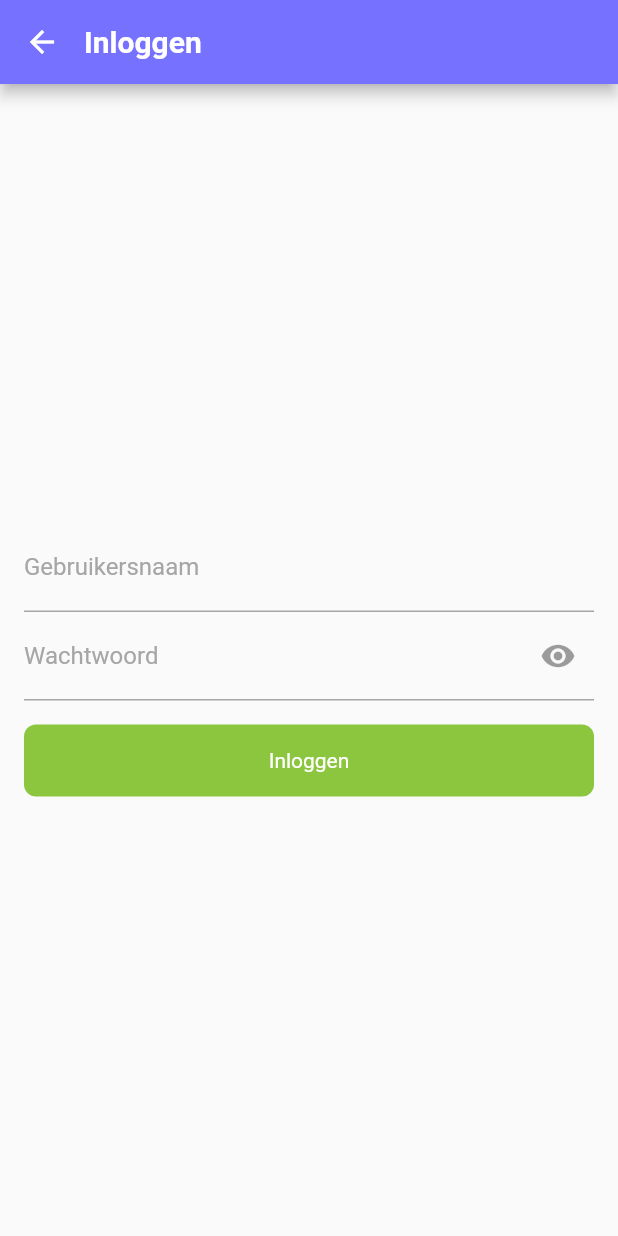
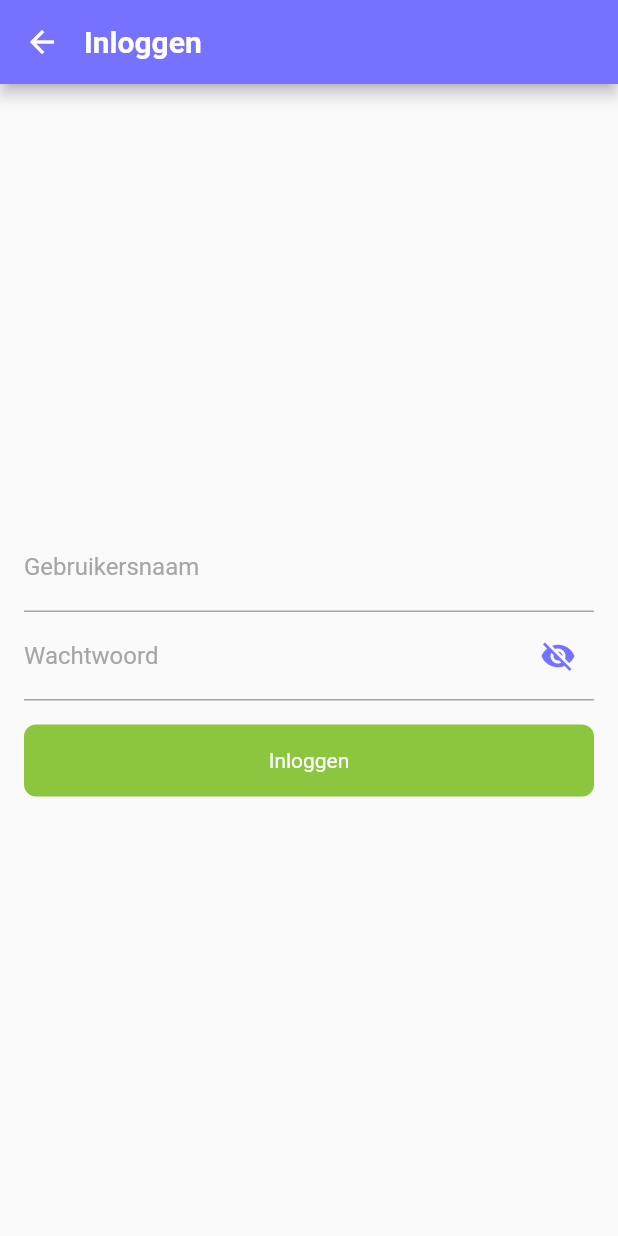
Before and after one commit to BlackBearFTW/EcoChat-Mobile, a Flutter app: the AuthenticationView screen opened directly, on a phone screen of 412 x 824 dp. Run offline on Flutter 3.47's test engine with Material 2 defaults, Android fonts, the phone set to English and light mode, and no system bars; our stand-ins replace flutter_local_notifications, geolocator, google_maps_flutter, shared_preferences; missing offline and left inert: battery_info, signalr_netcore, skeleton_loader, workmanager; accounts and stored records are empty.

Commit message:
added visibility icon for password

```diff
--- a/lib/screens/authentication/authentication.dart
+++ b/lib/screens/authentication/authentication.dart
@@ -61,27 +61,31 @@ class _AuthenticationViewState extends State<AuthenticationView> {
               TextFormField(
                   cursorColor: const Color(0xff7672FF),
                   obscureText: !_passwordVisible,
-                  decoration: const InputDecoration(
+                  decoration: InputDecoration(
                     labelText: "Wachtwoord",
-                    labelStyle: TextStyle(color: Color(0xFFA6A6A6)),
-                    enabledBorder: UnderlineInputBorder(
+                    labelStyle: const TextStyle(color: Color(0xFFA6A6A6)),
+                    enabledBorder: const UnderlineInputBorder(
                       borderSide: BorderSide(color: Color(0xFFA6A6A6)),
                     ),
-                    focusedBorder: UnderlineInputBorder(
+                    focusedBorder: const UnderlineInputBorder(
                       borderSide: BorderSide(color: Color(0xFFA6A6A6)),
                     ),
 
                     suffixIcon: IconButton(
                       icon: Icon(
-                          Icons.visibility
+                        _passwordVisible
+                            ? Icons.visibility
+                            : Icons.visibility_off,
+                        color: const Color(0xff7672FF)
                       ),
                       onPressed: () {
-                        print()
-                        password = "";
+                        setState(() {
+                          _passwordVisible = !_passwordVisible;
+                        });
                       },
                     ),
+                  ),
 
-                  ),
                   validator: (value) {
                     if (value!.isNotEmpty) return null;
                     return "Voer een wachtwoord in.";
```
